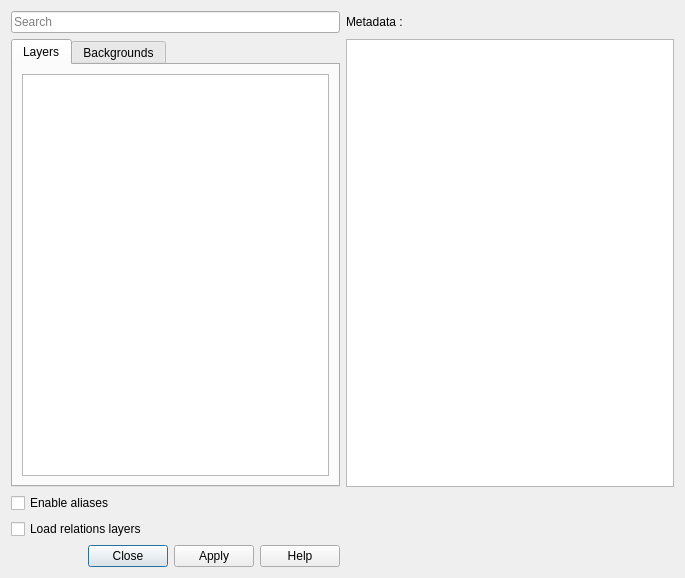
First picture: the form in geoplateforme/gui/provider/provider_form.ui, repository JulesGrillot/plugin-qgis-geoplateforme, before the edit.
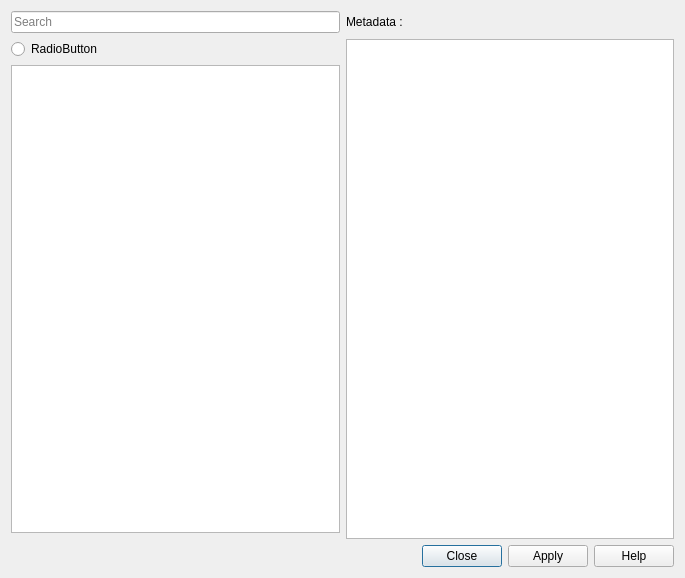
Second picture: the form after the edit.

Commit message: feat(provider): add new provider using IGN search API

```diff
--- a/geoplateforme/gui/provider/provider_form.ui
+++ b/geoplateforme/gui/provider/provider_form.ui
@@ -21,6 +21,13 @@
      </property>
     </widget>
    </item>
+   <item row="1" column="0">
+    <widget class="QRadioButton" name="rb_filter">
+     <property name="text">
+      <string>RadioButton</string>
+     </property>
+    </widget>
+   </item>
    <item row="0" column="0">
     <widget class="QLineEdit" name="lineEdit">
      <property name="placeholderText">
@@ -28,14 +35,7 @@
      </property>
     </widget>
    </item>
-   <item row="2" column="0">
-    <widget class="QCheckBox" name="dictCheckBox">
-     <property name="text">
-      <string>Enable aliases</string>
-     </property>
-    </widget>
-   </item>
-   <item row="4" column="0">
+   <item row="4" column="0" colspan="2">
     <widget class="QDialogButtonBox" name="buttonBox">
      <property name="orientation">
       <enum>Qt::Horizontal</enum>
@@ -45,46 +45,16 @@
      </property>
     </widget>
    </item>
-   <item row="1" column="0">
-    <widget class="QTabWidget" name="tabWidget">
-     <property name="currentIndex">
-      <number>0</number>
-     </property>
-     <widget class="QWidget" name="tab">
-      <property name="sizePolicy">
-       <sizepolicy hsizetype="Preferred" vsizetype="Preferred">
-        <horstretch>0</horstretch>
-        <verstretch>0</verstretch>
-       </sizepolicy>
-      </property>
-      <attribute name="title">
-       <string>Layers</string>
-      </attribute>
-      <layout class="QGridLayout" name="gridLayout_2">
-       <item row="0" column="0">
-        <widget class="QTreeView" name="treeView"/>
-       </item>
-      </layout>
-     </widget>
-     <widget class="QWidget" name="tab_wmts">
-      <attribute name="title">
-       <string>Backgrounds</string>
-      </attribute>
-      <layout class="QGridLayout" name="gridLayout_3">
-       <item row="0" column="0">
-        <widget class="QTreeView" name="treeView_wmts"/>
-       </item>
-      </layout>
-     </widget>
-    </widget>
-   </item>
-   <item row="1" column="1">
+   <item row="1" column="1" rowspan="3">
     <widget class="QTextBrowser" name="metaTextBrowser"/>
    </item>
-   <item row="3" column="0">
-    <widget class="QCheckBox" name="layerCheckBox">
-     <property name="text">
-      <string>Load relations layers</string>
+   <item row="2" column="0">
+    <widget class="QTableView" name="tbv_results">
+     <property name="selectionMode">
+      <enum>QAbstractItemView::SingleSelection</enum>
+     </property>
+     <property name="selectionBehavior">
+      <enum>QAbstractItemView::SelectRows</enum>
      </property>
     </widget>
    </item>
```
Left out of the diff: 2 changed lines with no effect on the pictures. The commit also changes 5 other files.
